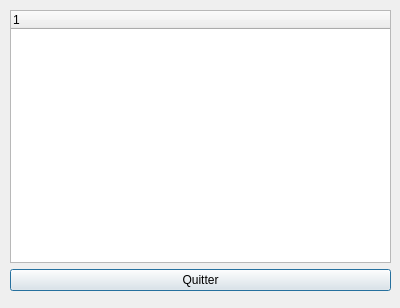
Above: PluriNotes/relationviewer.ui from hugochabs/LO21_plurinotes before the change. Below: the same form after it.
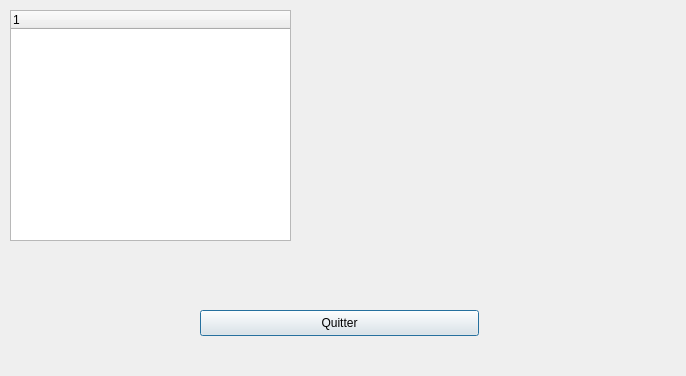
That is the form after the change.

The edit to the form file:
```diff
--- a/PluriNotes/relationviewer.ui
+++ b/PluriNotes/relationviewer.ui
@@ -6,30 +6,36 @@
    <rect>
     <x>0</x>
     <y>0</y>
-    <width>400</width>
-    <height>308</height>
+    <width>686</width>
+    <height>376</height>
    </rect>
   </property>
   <property name="windowTitle">
    <string>Dialog</string>
   </property>
+  <widget class="QPushButton" name="quit">
+   <property name="geometry">
+    <rect>
+     <x>200</x>
+     <y>310</y>
+     <width>279</width>
+     <height>26</height>
+    </rect>
+   </property>
+   <property name="text">
+    <string>Quitter</string>
+   </property>
+  </widget>
   <widget class="QWidget" name="">
    <property name="geometry">
     <rect>
      <x>10</x>
      <y>10</y>
-     <width>381</width>
-     <height>281</height>
+     <width>281</width>
+     <height>231</height>
     </rect>
    </property>
    <layout class="QGridLayout" name="gridLayout">
-    <item row="2" column="0">
-     <widget class="QPushButton" name="quit">
-      <property name="text">
-       <string>Quitter</string>
-      </property>
-     </widget>
-    </item>
     <item row="0" column="0">
      <widget class="QTreeWidget" name="treeWidget">
       <column>
```
